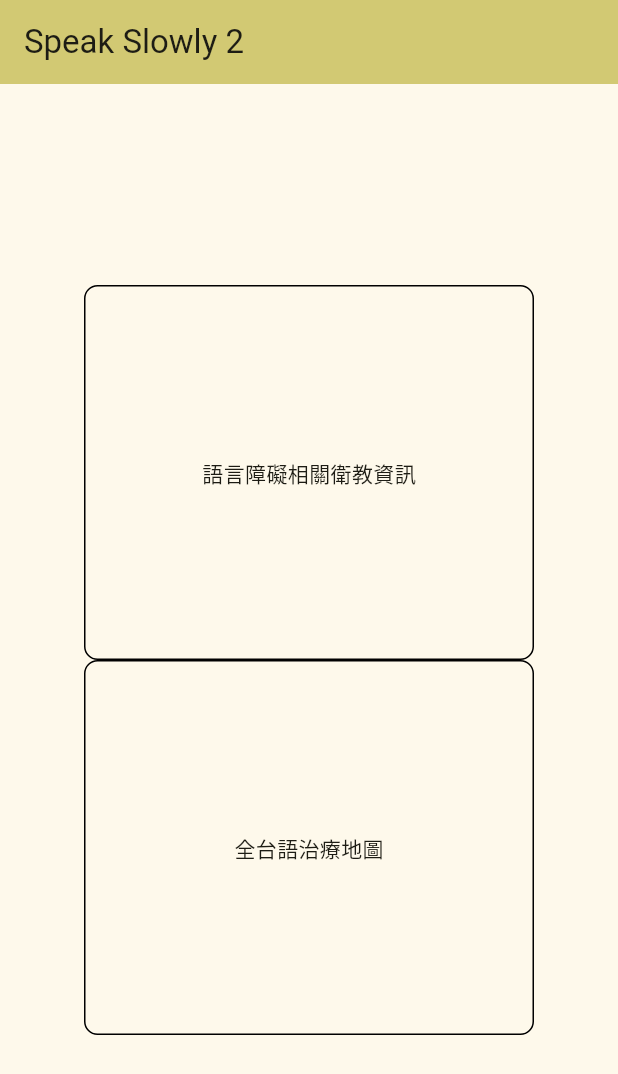
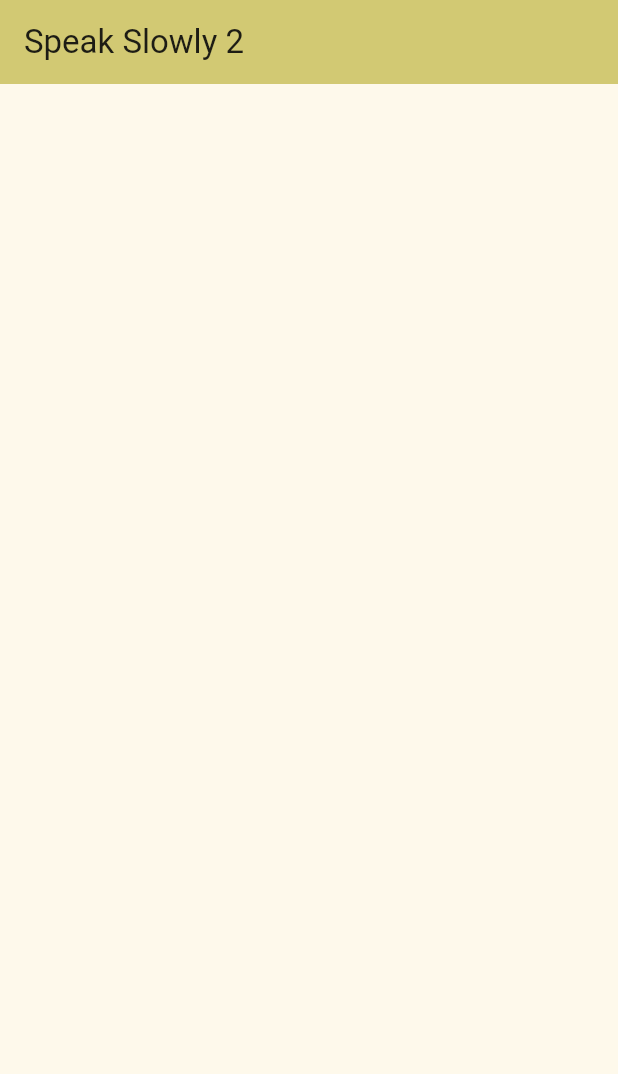
Before and after one commit to ProgrammingCarrot/Speak_Slowly_2, a Flutter app: the screen it shows after launch, on a phone screen of 412 x 824 dp. Shown: the top 1074 px of the screen. Run offline on Flutter 3.47's test engine with Material 3 defaults, Android fonts, the phone set to English and light mode, and no system bars.

```diff
--- a/lib/informationPage.dart
+++ b/lib/informationPage.dart
@@ -7,32 +7,18 @@ class Informationpage extends StatelessWidget {
   @override
   Widget build(BuildContext context) {
     return Scaffold(
-
-    )
-  }
-}
-
-class infocard extends StatefulWidget {
-  const infocard({super.key, required this.hint});
-  final String hint;
-
-  @override
-  State<infocard> createState() => _infocard();
-}
-
-class _infocard extends State<infocard> {
-  @override
-  Widget build(BuildContext context) {
-    return Container(
-      alignment: Alignment.center,
-      width: 300,
-      height: 250,
-      padding: EdgeInsets.fromLTRB(16, 8, 16, 8),
-      decoration: BoxDecoration(
-        border: Border.all(),
-        borderRadius: BorderRadius.circular(9),
+      appBar: AppBar(
+        title: Text(
+          AppText.title,
+          style: Theme.of(context).textTheme.headlineLarge,
+        ),
+        backgroundColor: Theme.of(context).primaryColor,
       ),
-      child: Text(widget.hint),
+      body: Center(
+        child: Column(
+          children: [Text("test")]
+        ),
+      ),
     );
   }
 }
--- a/lib/main.dart
+++ b/lib/main.dart
@@ -94,10 +94,7 @@ class _MyHomePageState extends State<MyHomePage> {
           // action in the IDE, or press "p" in the console), to see the
           // wireframe for each widget.
           mainAxisAlignment: MainAxisAlignment.center,
-          children: [
-            infocard(hint: AppText.information),
-            infocard(hint: AppText.map),
-          ],
+          children: [],
         ),
       ),
     );
--- a/lib/texts.dart
+++ b/lib/texts.dart
@@ -2,4 +2,6 @@ class AppText {
   static const String title = "Speak Slowly 2";
   static const String information = "語言障礙相關衛教資訊";
   static const String map = "全台語治療地圖";
+  static const String informationButton = "查看資訊";
+  static const String mapButton = "查看地圖";
 }
```
Also changed, not shown: lib/Entrance.dart (added, +73 -0 lines).
